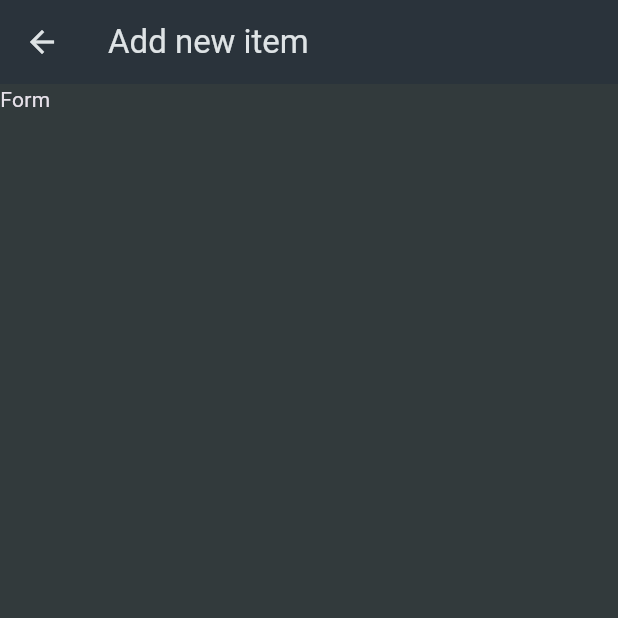
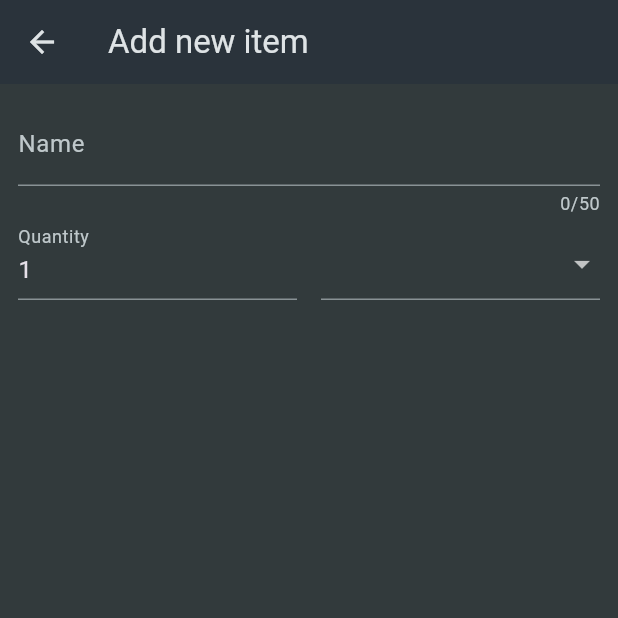
Before and after one commit to IsharaNawa/shopping_list_flutter_app, a Flutter app: the AddNewItemScreen screen opened directly, on a phone screen of 412 x 824 dp, the top half of it. Run offline on Flutter 3.47's test engine with Material 3 defaults, Android fonts, the phone set to English and light mode, and no system bars.

Commit message:
added initial form

```diff
--- a/lib/screens/add_new_item_screen.dart
+++ b/lib/screens/add_new_item_screen.dart
@@ -1,4 +1,5 @@
 import 'package:flutter/material.dart';
+import 'package:shopping_list_app/data/categories.dart';
 
 class AddNewItemScreen extends StatefulWidget {
   const AddNewItemScreen({super.key});
@@ -14,7 +15,61 @@ class _AddNewItemScreenState extends State<AddNewItemScreen> {
       appBar: AppBar(
         title: const Text("Add new item"),
       ),
-      body: const Text("Form"),
+      body: Form(
+        child: Padding(
+          padding: const EdgeInsets.all(12.0),
+          child: Column(
+            children: [
+              TextFormField(
+                maxLength: 50,
+                decoration: const InputDecoration(
+                  label: Text("Name"),
+                ),
+                validator: (value) => "",
+              ),
+              Row(
+                crossAxisAlignment: CrossAxisAlignment.end,
+                children: [
+                  Expanded(
+                    child: TextFormField(
+                      decoration:
+                          const InputDecoration(label: Text("Quantity")),
+                      initialValue: "1",
+                    ),
+                  ),
+                  const SizedBox(
+                    width: 16,
+                  ),
+                  Expanded(
+                      child: DropdownButtonFormField(
+                    items: categories.entries
+                        .map(
+                          (index) => DropdownMenuItem(
+                            value: index.value,
+                            child: Row(
+                              children: [
+                                Container(
+                                  width: 20,
+                                  height: 20,
+                                  color: index.value.color,
+                                ),
+                                const SizedBox(
+                                  width: 10,
+                                ),
+                                Text(index.value.title)
+                              ],
+                            ),
+                          ),
+                        )
+                        .toList(),
+                    onChanged: (value) {},
+                  ))
+                ],
+              ),
+            ],
+          ),
+        ),
+      ),
     );
   }
 }
```
